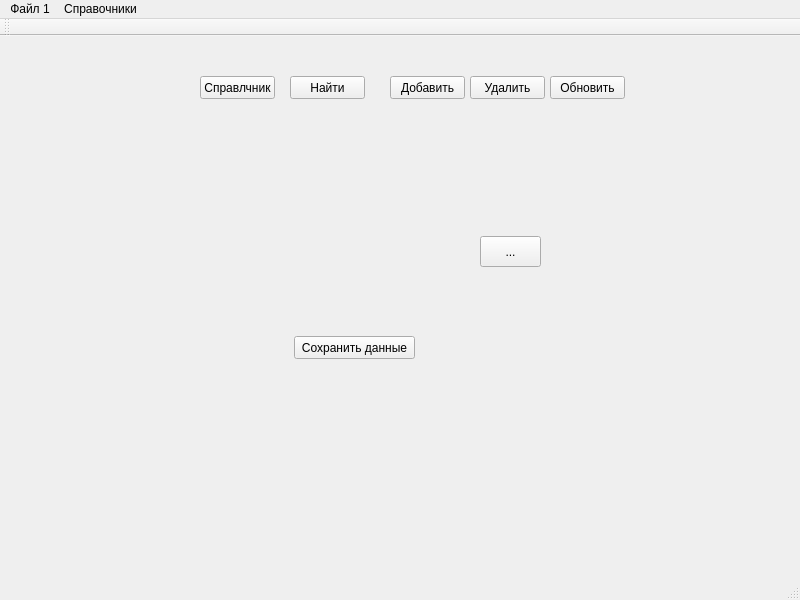
Old version of the form src/views/main_window/_main_window.ui in the repository vvchigirev/Endo.
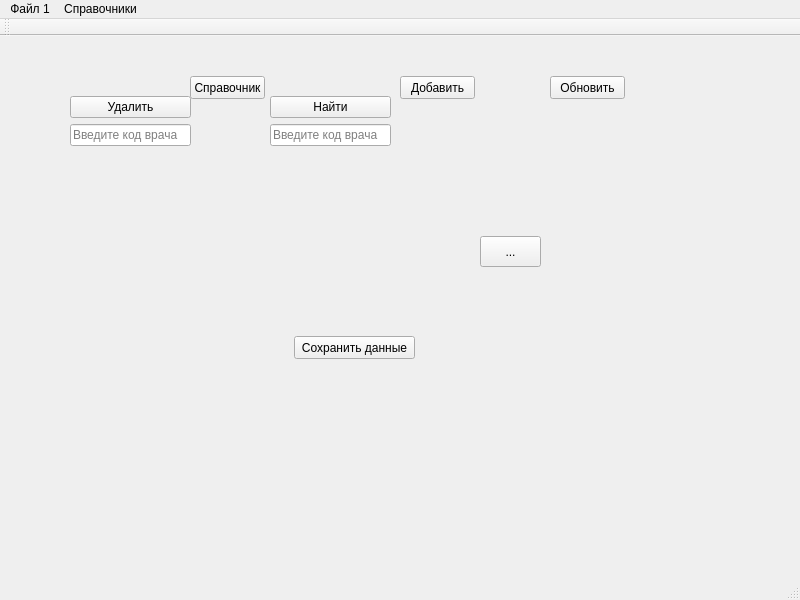
New version of the form.

The edit to the form file:
```diff
--- a/src/views/main_window/_main_window.ui
+++ b/src/views/main_window/_main_window.ui
@@ -43,40 +43,14 @@
    <widget class="QPushButton" name="pushBtnDict">
     <property name="geometry">
      <rect>
-      <x>200</x>
+      <x>190</x>
       <y>40</y>
       <width>75</width>
       <height>23</height>
      </rect>
     </property>
     <property name="text">
-     <string>Справлчник</string>
-    </property>
-   </widget>
-   <widget class="QPushButton" name="pushFind">
-    <property name="geometry">
-     <rect>
-      <x>290</x>
-      <y>40</y>
-      <width>75</width>
-      <height>23</height>
-     </rect>
-    </property>
-    <property name="text">
-     <string>Найти</string>
-    </property>
-   </widget>
-   <widget class="QPushButton" name="pushButtonRemove">
-    <property name="geometry">
-     <rect>
-      <x>470</x>
-      <y>40</y>
-      <width>75</width>
-      <height>23</height>
-     </rect>
-    </property>
-    <property name="text">
-     <string>Удалить</string>
+     <string>Справочник</string>
     </property>
    </widget>
    <widget class="QPushButton" name="pushButtonUpdate">
@@ -95,7 +69,7 @@
    <widget class="QPushButton" name="pushButtonAdd">
     <property name="geometry">
      <rect>
-      <x>390</x>
+      <x>400</x>
       <y>40</y>
       <width>75</width>
       <height>23</height>
@@ -105,6 +79,68 @@
      <string>Добавить</string>
     </property>
    </widget>
+   <widget class="QWidget" name="widget" native="true">
+    <property name="geometry">
+     <rect>
+      <x>60</x>
+      <y>40</y>
+      <width>141</width>
+      <height>71</height>
+     </rect>
+    </property>
+    <widget class="QWidget" name="">
+     <property name="geometry">
+      <rect>
+       <x>10</x>
+       <y>20</y>
+       <width>121</width>
+       <height>51</height>
+      </rect>
+     </property>
+     <layout class="QVBoxLayout" name="verticalLayout">
+      <item>
+       <widget class="QPushButton" name="pushButtonRemove">
+        <property name="text">
+         <string>Удалить</string>
+        </property>
+       </widget>
+      </item>
+      <item>
+       <widget class="QLineEdit" name="lineEditCodeRemove">
+        <property name="placeholderText">
+         <string>Введите код врача</string>
+        </property>
+       </widget>
+      </item>
+     </layout>
+    </widget>
+   </widget>
+   <widget class="QWidget" name="">
+    <property name="geometry">
+     <rect>
+      <x>270</x>
+      <y>60</y>
+      <width>121</width>
+      <height>51</height>
+     </rect>
+    </property>
+    <layout class="QVBoxLayout" name="verticalLayout_2">
+     <item>
+      <widget class="QPushButton" name="pushFind">
+       <property name="text">
+        <string>Найти</string>
+       </property>
+      </widget>
+     </item>
+     <item>
+      <widget class="QLineEdit" name="lineEditCodeFind">
+       <property name="placeholderText">
+        <string>Введите код врача</string>
+       </property>
+      </widget>
+     </item>
+    </layout>
+   </widget>
   </widget>
   <widget class="QMenuBar" name="mainMenu">
    <property name="geometry">
```
